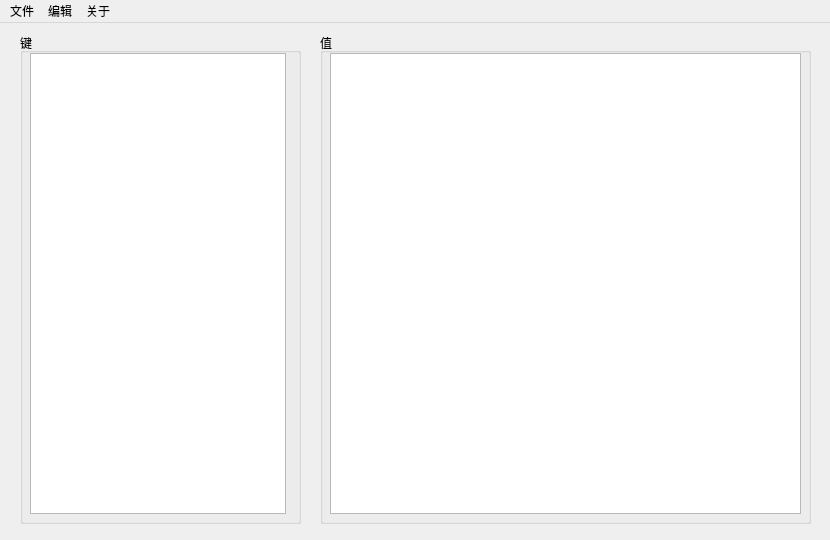
First picture: the form in src/mainwindow.ui, repository engsr6982/QLevelDBViewer, before the edit.
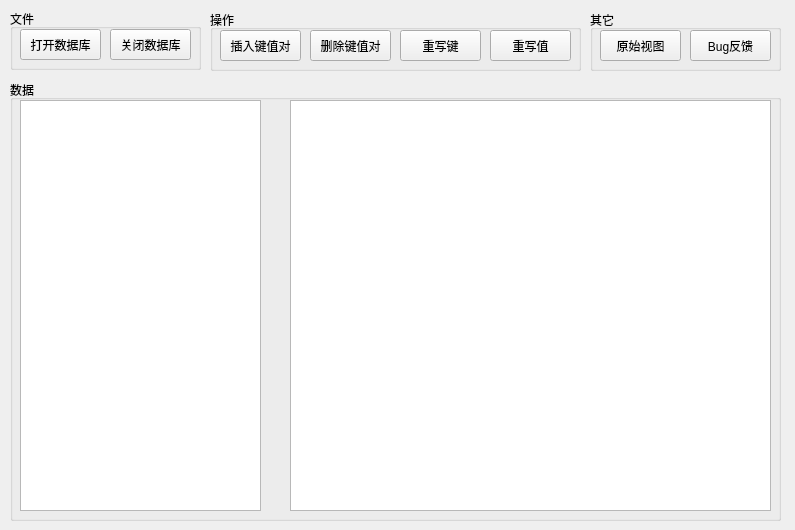
Second picture: the form after the edit.

What changed in the file:
```diff
--- a/src/mainwindow.ui
+++ b/src/mainwindow.ui
@@ -6,8 +6,8 @@
    <rect>
     <x>0</x>
     <y>0</y>
-    <width>830</width>
-    <height>540</height>
+    <width>795</width>
+    <height>530</height>
    </rect>
   </property>
   <property name="windowTitle">
@@ -20,136 +20,183 @@
    <widget class="QGroupBox" name="groupBox">
     <property name="geometry">
      <rect>
-      <x>20</x>
+      <x>10</x>
+      <y>9</y>
+      <width>191</width>
+      <height>61</height>
+     </rect>
+    </property>
+    <property name="title">
+     <string>文件</string>
+    </property>
+    <widget class="QPushButton" name="mOpenDB">
+     <property name="geometry">
+      <rect>
+       <x>10</x>
+       <y>20</y>
+       <width>81</width>
+       <height>31</height>
+      </rect>
+     </property>
+     <property name="text">
+      <string>打开数据库</string>
+     </property>
+    </widget>
+    <widget class="QPushButton" name="mCloseDB">
+     <property name="geometry">
+      <rect>
+       <x>100</x>
+       <y>20</y>
+       <width>81</width>
+       <height>31</height>
+      </rect>
+     </property>
+     <property name="text">
+      <string>关闭数据库</string>
+     </property>
+    </widget>
+   </widget>
+   <widget class="QGroupBox" name="mActionBox">
+    <property name="geometry">
+     <rect>
+      <x>210</x>
       <y>10</y>
-      <width>281</width>
-      <height>491</height>
+      <width>371</width>
+      <height>61</height>
      </rect>
     </property>
     <property name="title">
-     <string>键</string>
+     <string>操作</string>
+    </property>
+    <widget class="QPushButton" name="mInsertKV">
+     <property name="geometry">
+      <rect>
+       <x>10</x>
+       <y>20</y>
+       <width>81</width>
+       <height>31</height>
+      </rect>
+     </property>
+     <property name="text">
+      <string>插入键值对</string>
+     </property>
+    </widget>
+    <widget class="QPushButton" name="mDeleteKV">
+     <property name="geometry">
+      <rect>
+       <x>100</x>
+       <y>20</y>
+       <width>81</width>
+       <height>31</height>
+      </rect>
+     </property>
+     <property name="text">
+      <string>删除键值对</string>
+     </property>
+    </widget>
+    <widget class="QPushButton" name="mReWriteKey">
+     <property name="geometry">
+      <rect>
+       <x>190</x>
+       <y>20</y>
+       <width>81</width>
+       <height>31</height>
+      </rect>
+     </property>
+     <property name="text">
+      <string>重写键</string>
+     </property>
+    </widget>
+    <widget class="QPushButton" name="mReWriteValue">
+     <property name="geometry">
+      <rect>
+       <x>280</x>
+       <y>20</y>
+       <width>81</width>
+       <height>31</height>
+      </rect>
+     </property>
+     <property name="text">
+      <string>重写值</string>
+     </property>
+    </widget>
+   </widget>
+   <widget class="QGroupBox" name="mOtherBox">
+    <property name="geometry">
+     <rect>
+      <x>590</x>
+      <y>10</y>
+      <width>191</width>
+      <height>61</height>
+     </rect>
+    </property>
+    <property name="title">
+     <string>其它</string>
+    </property>
+    <widget class="QPushButton" name="mSwitchViewer">
+     <property name="geometry">
+      <rect>
+       <x>10</x>
+       <y>20</y>
+       <width>81</width>
+       <height>31</height>
+      </rect>
+     </property>
+     <property name="text">
+      <string>原始视图</string>
+     </property>
+    </widget>
+    <widget class="QPushButton" name="mBugReport">
+     <property name="geometry">
+      <rect>
+       <x>100</x>
+       <y>20</y>
+       <width>81</width>
+       <height>31</height>
+      </rect>
+     </property>
+     <property name="text">
+      <string>Bug反馈</string>
+     </property>
+    </widget>
+   </widget>
+   <widget class="QGroupBox" name="mDataBox">
+    <property name="geometry">
+     <rect>
+      <x>10</x>
+      <y>80</y>
+      <width>771</width>
+      <height>441</height>
+     </rect>
+    </property>
+    <property name="title">
+     <string>数据</string>
     </property>
     <widget class="QListWidget" name="mKeyList">
      <property name="geometry">
       <rect>
        <x>10</x>
        <y>20</y>
-       <width>256</width>
-       <height>461</height>
+       <width>241</width>
+       <height>411</height>
       </rect>
      </property>
      <property name="alternatingRowColors">
       <bool>true</bool>
      </property>
     </widget>
-   </widget>
-   <widget class="QGroupBox" name="groupBox_2">
-    <property name="geometry">
-     <rect>
-      <x>320</x>
-      <y>10</y>
-      <width>491</width>
-      <height>491</height>
-     </rect>
-    </property>
-    <property name="title">
-     <string>值</string>
-    </property>
     <widget class="QTextBrowser" name="mValueText">
      <property name="geometry">
       <rect>
-       <x>10</x>
+       <x>280</x>
        <y>20</y>
-       <width>471</width>
-       <height>461</height>
+       <width>481</width>
+       <height>411</height>
       </rect>
      </property>
     </widget>
    </widget>
   </widget>
-  <widget class="QMenuBar" name="menubar">
-   <property name="geometry">
-    <rect>
-     <x>0</x>
-     <y>0</y>
-     <width>830</width>
-     <height>21</height>
-    </rect>
-   </property>
-   <widget class="QMenu" name="mMenuBar_File">
-    <property name="title">
-     <string>文件</string>
-    </property>
-    <addaction name="mMenuBar_File_OpenDB"/>
-    <addaction name="mMenuBar_File_CloseDB"/>
-    <addaction name="mMenuBar_File_Exit"/>
-   </widget>
-   <widget class="QMenu" name="mMenuBar_About">
-    <property name="title">
-     <string>关于</string>
-    </property>
-    <addaction name="mMenuBar_About_OpenRepo"/>
-    <addaction name="mMenuBar_About_OpenIssuse"/>
-   </widget>
-   <widget class="QMenu" name="mMenuBar_Edit">
-    <property name="title">
-     <string>编辑</string>
-    </property>
-    <addaction name="mMenuBar_Edit_AddKeyValue"/>
-    <addaction name="mMenuBar_Edit_DeleteKeyValue"/>
-    <addaction name="separator"/>
-    <addaction name="mMenuBar_Edit_ReWriteKey"/>
-    <addaction name="mMenuBar_Edit_ReWriteValue"/>
-   </widget>
-   <addaction name="mMenuBar_File"/>
-   <addaction name="mMenuBar_Edit"/>
-   <addaction name="mMenuBar_About"/>
-  </widget>
-  <action name="mMenuBar_File_OpenDB">
-   <property name="text">
-    <string>打开数据库</string>
-   </property>
-  </action>
-  <action name="mMenuBar_File_CloseDB">
-   <property name="text">
-    <string>关闭数据库</string>
-   </property>
-  </action>
-  <action name="mMenuBar_File_Exit">
-   <property name="text">
-    <string>退出</string>
-   </property>
-  </action>
-  <action name="mMenuBar_About_OpenRepo">
-   <property name="text">
-    <string>仓库</string>
-   </property>
-  </action>
-  <action name="mMenuBar_About_OpenIssuse">
-   <property name="text">
-    <string>Bug反馈</string>
-   </property>
-  </action>
-  <action name="mMenuBar_Edit_DeleteKeyValue">
-   <property name="text">
-    <string>删除键值</string>
-   </property>
-  </action>
-  <action name="mMenuBar_Edit_ReWriteValue">
-   <property name="text">
-    <string>重写值</string>
-   </property>
-  </action>
-  <action name="mMenuBar_Edit_AddKeyValue">
-   <property name="text">
-    <string>插入键值</string>
-   </property>
-  </action>
-  <action name="mMenuBar_Edit_ReWriteKey">
-   <property name="text">
-    <string>重写键</string>
-   </property>
-  </action>
  </widget>
  <resources/>
  <connections/>
```
Left out of the diff: 2 changed lines with no effect on the pictures.
